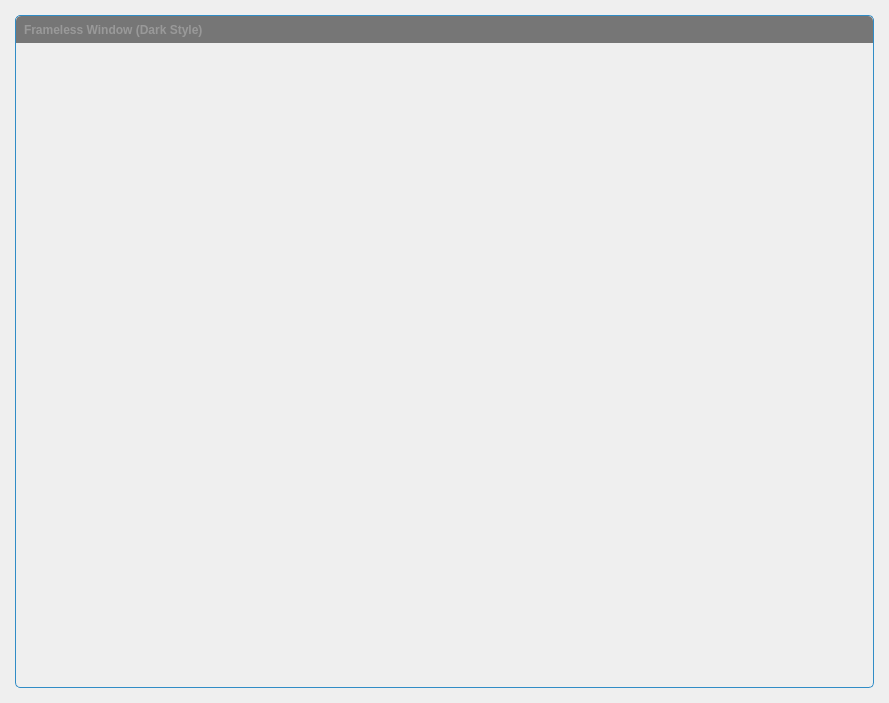
First picture: the form in framelesswindow/framelesswindow.ui, repository Psycl0p7/Projekt-2-Verleihsoftware, before the edit.
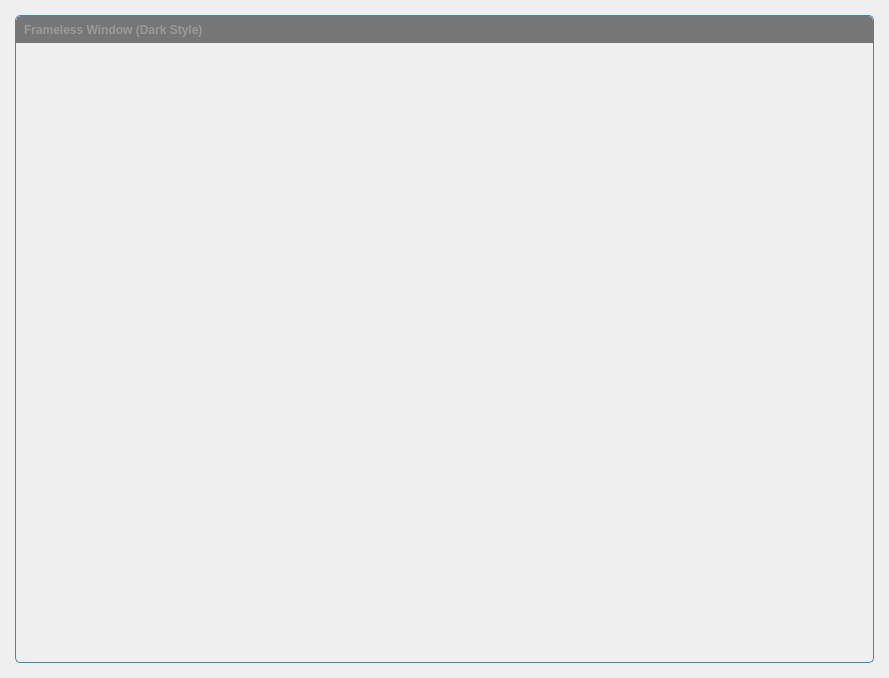
Second picture: the form after the edit. Icons and pictures are not drawn. Custom widgets are drawn as their Qt base class.

Commit message: adjusted ui size and removed status bar

```diff
--- a/framelesswindow/framelesswindow.ui
+++ b/framelesswindow/framelesswindow.ui
@@ -7,7 +7,7 @@
     <x>0</x>
     <y>0</y>
     <width>889</width>
-    <height>703</height>
+    <height>678</height>
    </rect>
   </property>
   <property name="windowTitle">
```
The commit also changes 1 other file.
